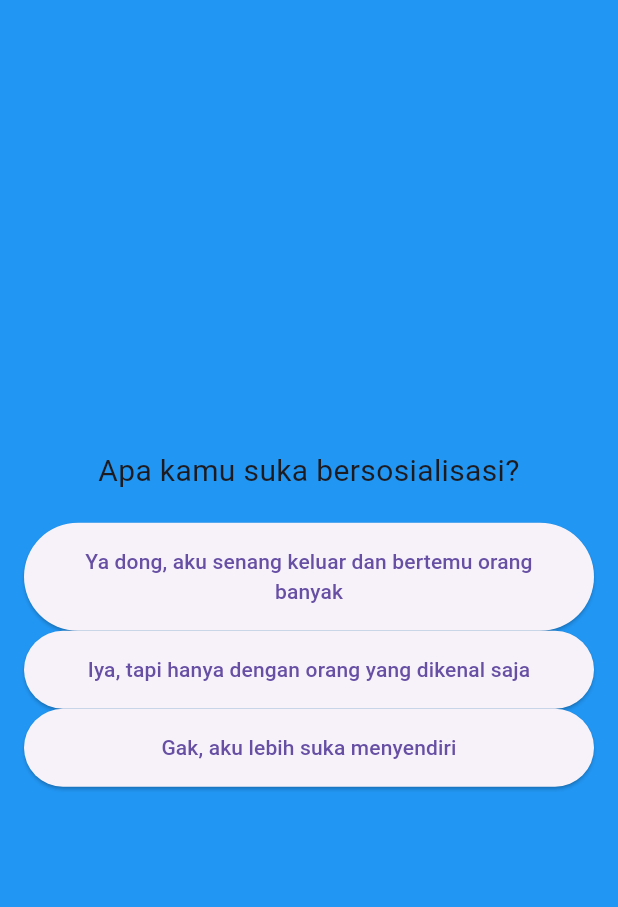
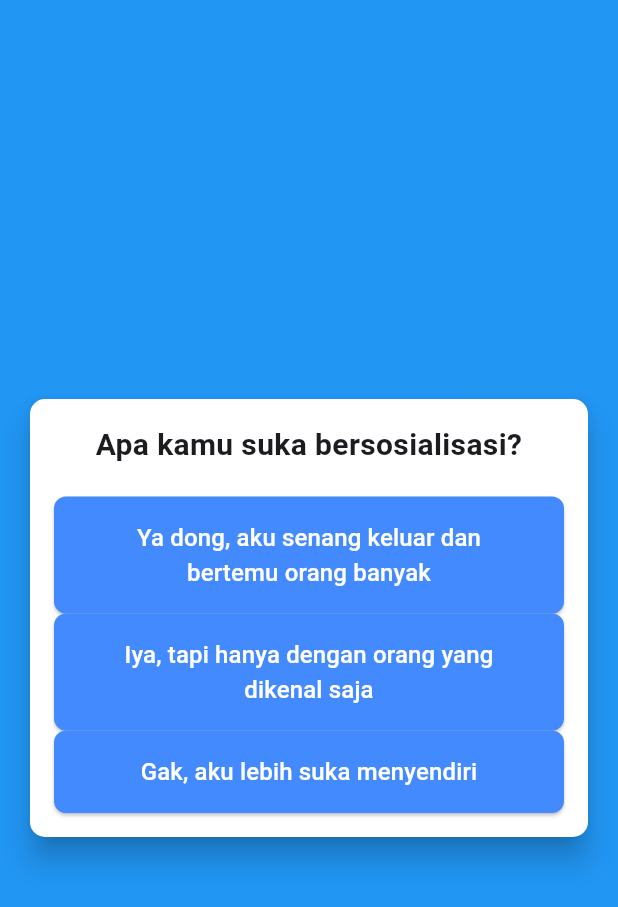
Before and after one commit to raihanr18/MentalAwareness-App, a Flutter app: the QuizPage screen opened directly, on a phone screen of 412 x 824 dp. Shown: the top 907 px of the screen. Run offline on Flutter 3.47's test engine with Material 3 defaults, Android fonts, the phone set to English and light mode, and no system bars; our stand-ins replace audioplayers, cloud_firestore, connectivity_plus, firebase_auth, firebase_core, google_sign_in and 3 more; accounts and stored records are empty.

Commit message:
Update quiz.dart

```diff
--- a/lib/pages/quiz.dart
+++ b/lib/pages/quiz.dart
@@ -160,11 +160,22 @@ class _QuizPageState extends State<QuizPage> {
           mainAxisAlignment: MainAxisAlignment.center,
           children: <Widget>[
             _questionIndex < questions.length
-                ? Column(
+                ? Card(
+                    elevation: 8,
+                    color: Colors.white,
+                    shape: RoundedRectangleBorder(
+                      borderRadius: BorderRadius.circular(10.0),
+                    ),
+                    child: Padding(
+                      padding: const EdgeInsets.all(16.0),
+                      child: Column(
                         children: <Widget>[
                           Text(
                             questions[_questionIndex]['questionText'],
-                        style: const TextStyle(fontSize: 20),
+                            style: const TextStyle(
+                              fontSize: 20,
+                              fontWeight: FontWeight.bold,
+                            ),
                             textAlign: TextAlign.center,
                           ),
                           const SizedBox(height: 20),
@@ -172,6 +183,13 @@ class _QuizPageState extends State<QuizPage> {
                                   as List<Map<String, dynamic>>))
                               .map(
                                 (answer) => ElevatedButton(
+                                  style: ElevatedButton.styleFrom(
+                                    primary: Colors.blueAccent,
+                                    onPrimary: Colors.white,
+                                    shape: RoundedRectangleBorder(
+                                      borderRadius: BorderRadius.circular(8),
+                                    ),
+                                  ),
                                   onPressed: () => _answerQuestion(
                                     answer['value'] as int,
                                   ),
@@ -181,28 +199,47 @@ class _QuizPageState extends State<QuizPage> {
                                     child: Text(
                                       answer['text'] as String,
                                       textAlign: TextAlign.center,
+                                      style: const TextStyle(fontSize: 16),
                                     ),
                                   ),
                                 ),
                               )
-                          ,
+                              .toList(),
                         ],
+                      ),
+                    ),
                   )
-                : Center(
+                : Card(
+                    elevation: 8,
+                    color: Colors.white,
+                    shape: RoundedRectangleBorder(
+                      borderRadius: BorderRadius.circular(10.0),
+                    ),
+                    child: Padding(
+                      padding: const EdgeInsets.all(16.0),
+                      child: Center(
                         child: Column(
                           mainAxisAlignment: MainAxisAlignment.center,
                           children: [
                             const Text(
                               'Anda telah menyelesaikan kuis!',
-                          style: TextStyle(fontSize: 20),
+                              style: TextStyle(
+                                fontSize: 20,
+                                fontWeight: FontWeight.bold,
+                              ),
                               textAlign: TextAlign.center,
                             ),
                             const SizedBox(height: 20),
                             Text(
                               'Nilai Anda: $_totalScore',
-                          style: const TextStyle(fontSize: 18),
+                              style: const TextStyle(
+                                fontSize: 18,
+                                fontWeight: FontWeight.bold,
+                              ),
                             ),
                           ],
+                        ),
+                      ),
                     ),
                   ),
           ],
```
Lines whose indentation alone changed are shown as unchanged.
